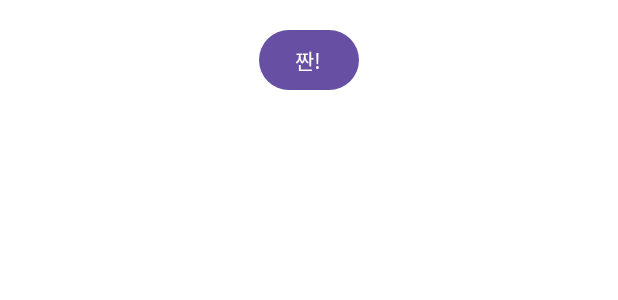
After one commit to oPONYOo/ComposeLab, an Android app built with Jetpack Compose: the @Preview function AnimatedVisibilityDemo, on a phone screen of 412 x 824 dp. The commit adds this screen. Shown: the top 300 px of the screen. Run offline under Robolectric (Android 15) with nearby library versions, the phone set to English and light mode, and no system bars.

Commit message:
animation

```diff
--- /dev/null
+++ b/app/src/main/java/com/example/composelab/animation/AnimatedVisibilityDemo.kt
@@ -0,0 +1,64 @@
+package com.example.composelab.animation
+
+import androidx.compose.animation.AnimatedVisibility
+import androidx.compose.animation.core.animateFloat
+import androidx.compose.animation.core.updateTransition
+import androidx.compose.animation.slideInHorizontally
+import androidx.compose.animation.slideOutVertically
+import androidx.compose.foundation.background
+import androidx.compose.foundation.layout.Box
+import androidx.compose.foundation.layout.Column
+import androidx.compose.foundation.layout.fillMaxSize
+import androidx.compose.foundation.layout.padding
+import androidx.compose.foundation.layout.size
+import androidx.compose.material3.Button
+import androidx.compose.material3.Text
+import androidx.compose.runtime.Composable
+import androidx.compose.runtime.getValue
+import androidx.compose.runtime.mutableStateOf
+import androidx.compose.runtime.remember
+import androidx.compose.runtime.setValue
+import androidx.compose.ui.Alignment
+import androidx.compose.ui.Modifier
+import androidx.compose.ui.graphics.Color
+import androidx.compose.ui.res.stringResource
+import androidx.compose.ui.tooling.preview.Preview
+import androidx.compose.ui.unit.dp
+import com.example.composelab.R
+
+@Composable
+@Preview
+fun AnimatedVisibilityDemo() {
+    var toggled by remember {
+        mutableStateOf(false)
+    }
+
+    val transition = updateTransition(targetState = toggled)
+
+    Column(
+        modifier = Modifier
+            .fillMaxSize()
+            .padding(16.dp),
+        horizontalAlignment = Alignment.CenterHorizontally
+    ) {
+        Button(onClick = {
+            toggled = !toggled
+        }) {
+            Text(
+                stringResource(R.string.toggle)
+            )
+        }
+        AnimatedVisibility(
+            visible = toggled,
+            enter = slideInHorizontally(),
+            exit = slideOutVertically()
+        ) {
+            Box(
+                modifier = Modifier
+                    .padding(top = 32.dp)
+                    .background(color = Color.Red)
+                    .size(128.dp)
+            )
+        }
+    }
+}
--- a/app/src/main/res/values/strings.xml
+++ b/app/src/main/res/values/strings.xml
@@ -1,3 +1,4 @@
 <resources>
     <string name="app_name">ComposeLab</string>
+    <string name="toggle">짠!</string>
 </resources>
```
Also changed, not shown: app/src/main/java/com/example/composelab/MainActivity.kt (+12 -4 lines), app/src/main/java/com/example/composelab/animation/CrossfadeAnimationDemo.kt (added, +66 -0 lines), app/src/main/java/com/example/composelab/animation/InfiniteRepeatableDemo.kt (added, +39 -0 lines), app/src/main/java/com/example/composelab/animation/MultipleValuesAnimationDemo.kt (added, +73 -0 lines), app/src/main/java/com/example/composelab/animation/SizeChangeAnimationDemo.kt (added, +53 -0 lines), app/src/main/java/com/example/composelab/animation/StateChangeDemo.kt (added, +58 -0 lines).
